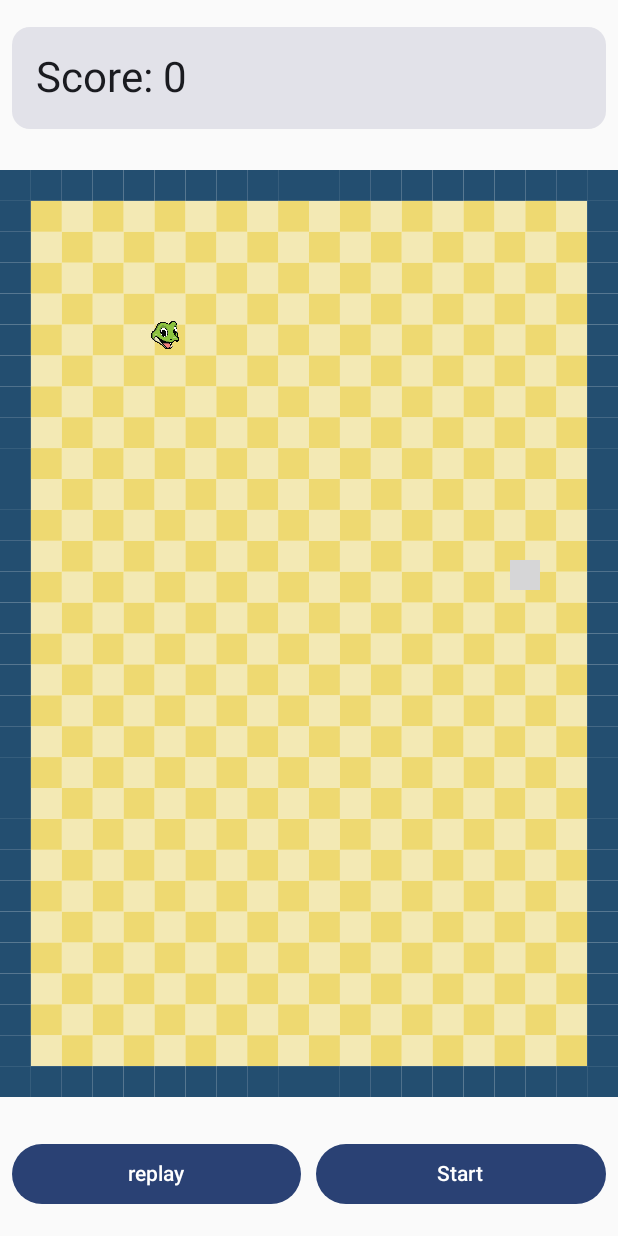
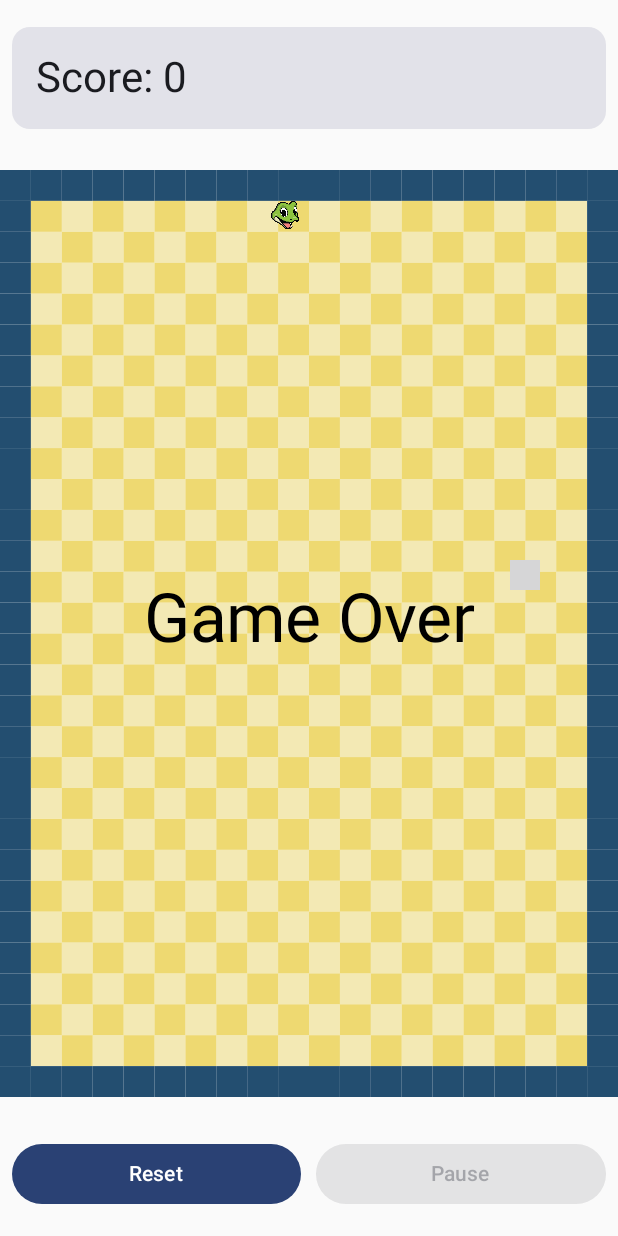
Before and after one commit to Virtual-Land/SnakeGame1.5, an Android app built with Jetpack Compose: the screen it shows after launch (MainActivity), after a tap on "Start", on a phone screen of 412 x 824 dp. Run offline under Robolectric (Android 15) with nearby library versions, the phone set to English and light mode, and no system bars.

Commit message:
Changes to state of game Added Movement direction via tap

```diff
--- a/app/src/main/java/com/example/snakegame/MainActivity.kt
+++ b/app/src/main/java/com/example/snakegame/MainActivity.kt
@@ -10,8 +10,11 @@ import androidx.compose.foundation.layout.padding
 import androidx.compose.material3.Scaffold
 import androidx.compose.material3.Text
 import androidx.compose.runtime.Composable
+import androidx.compose.runtime.collectAsState
+import androidx.compose.runtime.getValue
 import androidx.compose.ui.Modifier
 import androidx.compose.ui.tooling.preview.Preview
+import androidx.lifecycle.compose.collectAsStateWithLifecycle
 import androidx.lifecycle.viewmodel.compose.viewModel
 import com.example.snakegame.ui.theme.SnakeGameTheme
 
@@ -23,9 +26,12 @@ class MainActivity : ComponentActivity() {
         enableEdgeToEdge()
         setContent {
             SnakeGameTheme{
-            SnakeGameScreen(
-                state = SnakeGameState()
-            ) { }
+            val viewModel = viewModel<SnakeGameViewModel>()
+             val state by viewModel.state.collectAsStateWithLifecycle()
+             SnakeGameScreen(
+                 state = state,
+                 onEvent = viewModel::onEvent
+             )
             }
                 }
             }
--- a/app/src/main/java/com/example/snakegame/SnakeGameScreen.kt
+++ b/app/src/main/java/com/example/snakegame/SnakeGameScreen.kt
@@ -4,8 +4,11 @@ import android.health.connect.datatypes.HeightRecord
 import android.icu.text.ListFormatter.Width
 import android.inputmethodservice.Keyboard.Row
 import android.media.Image
+import android.media.MediaPlayer
 import androidx.collection.intFloatMapOf
+import androidx.compose.animation.AnimatedVisibility
 import androidx.compose.foundation.Canvas
+import androidx.compose.foundation.gestures.detectTapGestures
 import androidx.compose.foundation.layout.*
 import androidx.compose.material3.Card
 import androidx.compose.material3.MaterialTheme
@@ -16,6 +19,10 @@ import androidx.compose.ui.unit.dp
 import androidx.compose.foundation.layout.ColumnScope
 import androidx.compose.material3.Button
 import androidx.compose.material3.CardColors
+import androidx.compose.runtime.LaunchedEffect
+import androidx.compose.runtime.currentCompositionLocalContext
+import androidx.compose.runtime.remember
+import androidx.compose.ui.Alignment
 import androidx.compose.ui.geometry.Offset
 import androidx.compose.ui.geometry.Size
 import androidx.compose.ui.graphics.Color
@@ -23,6 +30,8 @@ import androidx.compose.ui.graphics.ImageBitmap
 import androidx.compose.ui.graphics.SolidColor
 import androidx.compose.ui.graphics.drawscope.CanvasDrawScope
 import androidx.compose.ui.graphics.drawscope.DrawScope
+import androidx.compose.ui.input.pointer.pointerInput
+import androidx.compose.ui.platform.LocalContext
 import androidx.compose.ui.res.imageResource
 import androidx.compose.ui.unit.IntOffset
 import androidx.compose.ui.unit.IntSize
@@ -45,15 +54,36 @@ fun SnakeGameScreen(
         Direction.Down -> ImageBitmap.imageResource(id= R.drawable.img_snake_head4)
     }
         ImageBitmap.imageResource(id= R.drawable.img_apple)
+
+    val context = LocalContext.current
+    val foodSoundMP = remember { MediaPlayer.create(context, R.raw.food) }
+    val gameOverSoundMP = remember { MediaPlayer.create(context, R.raw.gameover) }
+
+    LaunchedEffect(key1 = state.snake.size) {
+        if (state.snake.size != 1) {
+            foodSoundMP?.start()
+        }
+    }
+
+    LaunchedEffect(key1 = state.isGameOver) {
+        if (state.isGameOver) {
+            gameOverSoundMP?.start()
+        }
+    }
+
+    Box(
+        modifier = Modifier.fillMaxSize(),
+        contentAlignment = Alignment.Center
+    ) {
         Column(
             modifier = Modifier.fillMaxSize(),
             verticalArrangement = Arrangement.SpaceAround
-    ){
+        ) {
             Card(
                 modifier = Modifier
                     .padding(8.dp)
                     .fillMaxWidth()
-        ){
+            ) {
                 Text(
                     modifier = Modifier.padding(16.dp),
                     text = "Score: ${state.snake.size - 1}",
@@ -64,6 +94,14 @@ fun SnakeGameScreen(
                 modifier = Modifier
                     .fillMaxWidth()
                     .aspectRatio(ratio = 2 / 3f)
+                    .pointerInput(state.gameState) {
+                        if (state.gameState != GameState.STARTED){
+                            return@pointerInput
+                        }
+                        detectTapGestures { offset ->
+                            onEvent(SnakeGameEvent.UpdateDirection(offset, size.width))
+                        }
+                    }
             ) {
                 val cellSize = size.width / 20
                 drawGameBoard(
@@ -92,17 +130,40 @@ fun SnakeGameScreen(
             ) {
                 Button(
                     modifier = Modifier.weight(1f),
-                onClick = {/*TODO*/})
+                    onClick = { onEvent(SnakeGameEvent.ResetGame) },
+                    enabled = state.gameState == GameState.PAUSED || state.isGameOver
+                )
                 {
-                Text(text = "replay")
+                    Text(text = if (state.isGameOver) "Reset" else "New Game")
                 }
                 Spacer(modifier = Modifier.width(10.dp))
                 Button(
                     modifier = Modifier.weight(1f),
-                onClick = {/*TODO*/})
+                    onClick = {
+                        when (state.gameState) {
+                            GameState.IDLE, GameState.PAUSED -> onEvent(SnakeGameEvent.StartGame)
+                            GameState.STARTED -> onEvent(SnakeGameEvent.ResetGame)
+                        }
+                    },
+                    enabled = !state.isGameOver
+                )
                 {
-                Text(text = "Start")
+                    Text(
+                        text = when (state.gameState) {
+                            GameState.IDLE -> "Start"
+                            GameState.STARTED -> "Pause"
+                            GameState.PAUSED -> "Resume"
                         }
+                    )
+                }
+            }
+        }
+        AnimatedVisibility(visible = state.isGameOver) {
+            Text(
+                modifier = Modifier.padding(16.dp),
+                text = "Game Over",
+                style = MaterialTheme.typography.displayMedium
+            )
         }
     }
 }
```
Also changed, not shown: app/src/main/java/com/example/snakegame/SnakeGameViewModel.kt (+27 -2 lines). Lines whose indentation alone changed are shown as unchanged.
